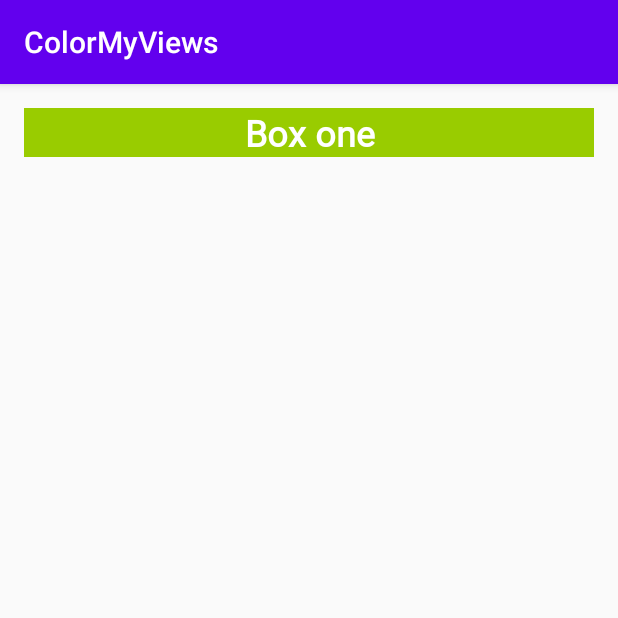
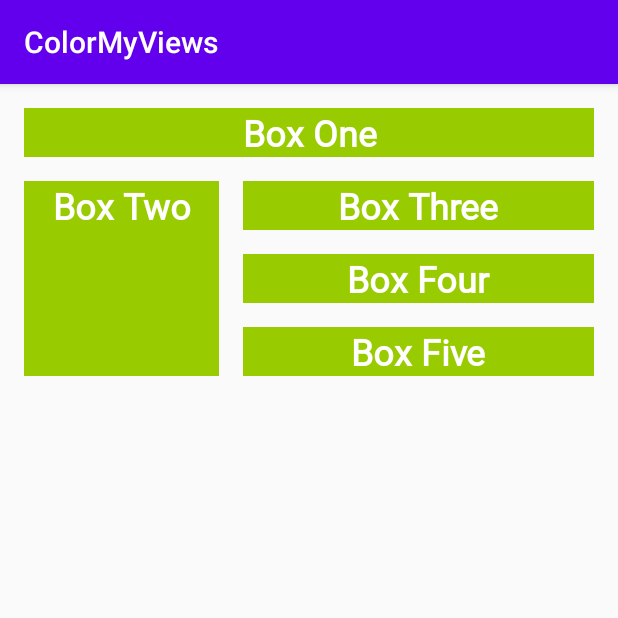
Before and after one commit to Damian9696/Android_Kotlin_ColorMyViews, an Android app: the screen it shows after launch (MainActivity), on a phone screen of 412 x 824 dp, the top half of it. Run offline under Robolectric (Android 15) with nearby library versions, the phone set to English and light mode, and no system bars.

Commit message:
Added box two, three, four and five.

```diff
--- a/app/src/main/res/layout/activity_main.xml
+++ b/app/src/main/res/layout/activity_main.xml
@@ -19,4 +19,56 @@
         app:layout_constraintRight_toRightOf="parent"
         app:layout_constraintTop_toTopOf="parent" />
 
+    <TextView
+        android:id="@+id/box_two_text"
+        style="@style/WhiteBox"
+        android:layout_width="130dp"
+        android:layout_height="130dp"
+        android:layout_marginStart="16dp"
+        android:layout_marginTop="16dp"
+        android:text="@string/box_two"
+        app:layout_constraintStart_toStartOf="parent"
+        app:layout_constraintTop_toBottomOf="@+id/box_one_text" />
+
+    <TextView
+        android:id="@+id/box_three_text"
+        style="@style/WhiteBox"
+        android:layout_width="0dp"
+        android:layout_height="wrap_content"
+        android:layout_marginStart="16dp"
+        android:layout_marginEnd="16dp"
+        android:layout_marginBottom="16dp"
+        android:text="@string/box_three"
+        app:layout_constraintBottom_toTopOf="@+id/box_four_text"
+        app:layout_constraintEnd_toEndOf="parent"
+        app:layout_constraintStart_toEndOf="@+id/box_two_text"
+        app:layout_constraintTop_toTopOf="@+id/box_two_text" />
+
+    <TextView
+        android:id="@+id/box_four_text"
+        style="@style/WhiteBox"
+        android:layout_width="0dp"
+        android:layout_height="wrap_content"
+        android:layout_marginStart="16dp"
+        android:layout_marginEnd="16dp"
+        android:text="@string/box_four"
+        app:layout_constraintBottom_toTopOf="@+id/box_five_text"
+        app:layout_constraintEnd_toEndOf="parent"
+        app:layout_constraintStart_toEndOf="@+id/box_two_text"
+        app:layout_constraintTop_toBottomOf="@+id/box_three_text" />
+
+    <TextView
+        android:id="@+id/box_five_text"
+        style="@style/WhiteBox"
+        android:layout_width="0dp"
+        android:layout_height="wrap_content"
+        android:layout_marginStart="16dp"
+        android:layout_marginTop="16dp"
+        android:layout_marginEnd="16dp"
+        android:text="@string/box_five"
+        app:layout_constraintBottom_toBottomOf="@+id/box_two_text"
+        app:layout_constraintEnd_toEndOf="parent"
+        app:layout_constraintStart_toEndOf="@+id/box_two_text"
+        app:layout_constraintTop_toBottomOf="@+id/box_four_text" />
+
 </androidx.constraintlayout.widget.ConstraintLayout>
--- a/app/src/main/res/values/strings.xml
+++ b/app/src/main/res/values/strings.xml
@@ -1,4 +1,11 @@
 <resources>
     <string name="app_name">ColorMyViews</string>
-    <string name="box_one">Box one</string>
+    <string name="box_one">Box One</string>
+    <string name="box_two">Box Two</string>
+    <string name="box_three">Box Three</string>
+    <string name="box_four">Box Four</string>
+    <string name="box_five">Box Five</string>
+    <string name="button_red">RED</string>
+    <string name="button_yellow">YELLOW</string>
+    <string name="button_green">GREEN</string>
 </resources>
```
